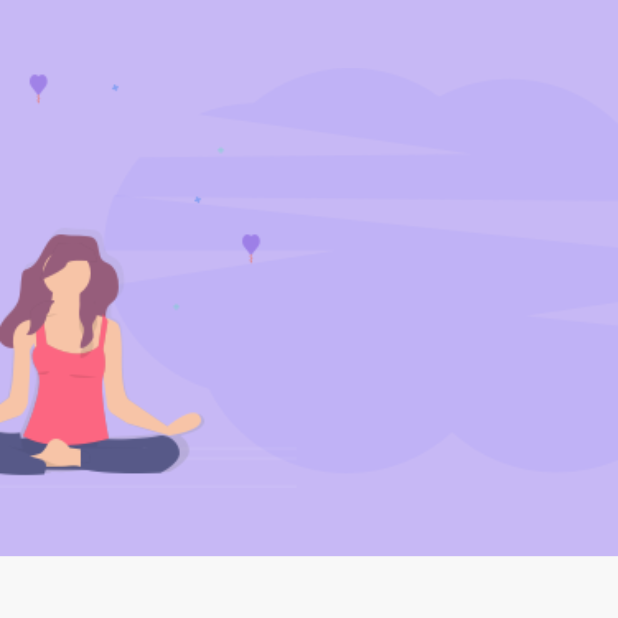
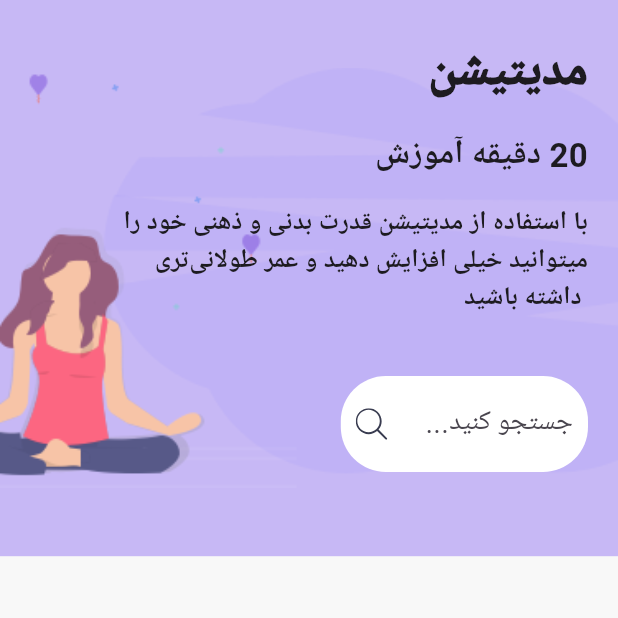
Before and after one commit to Shiroyaksha666/MeditationApp, a Flutter app: the screen it shows after launch, after a tap on "مدیتیشن", on a phone screen of 412 x 824 dp, the top half of it. Run offline on Flutter 3.47's test engine with Material 3 defaults, Android fonts, the phone set to English and light mode, and no system bars; our stand-ins replace flutter_svg.

Commit message:
meditaion_page pending

```diff
--- a/lib/main.dart
+++ b/lib/main.dart
@@ -107,26 +107,7 @@ class _HomescreenState extends State<Homescreen> {
                           fontWeight: FontWeight.w900,
                         ),
                   ),
-                  Container(
-                    margin: const EdgeInsets.symmetric(vertical: 40),
-                    padding:
-                        const EdgeInsets.symmetric(vertical: 5, horizontal: 30),
-                    decoration: BoxDecoration(
-                      color: Colors.white,
-                      borderRadius: BorderRadius.circular(30),
-                    ),
-                    child: TextField(
-                      textAlign: TextAlign.right,
-                      decoration: InputDecoration(
-                        hintText: '...جستجو کنید ',
-                        icon: SvgPicture.asset('assets/icons/search.svg'),
-                        hintStyle: const TextStyle(
-                          fontSize: 18,
-                        ),
-                        border: InputBorder.none,
-                      ),
-                    ),
-                  ),
+                  const SearchBarMaker(),
                   Expanded(
                     child: GridView.count(
                       crossAxisSpacing: 20,
--- a/lib/screens/meditation_page.dart
+++ b/lib/screens/meditation_page.dart
@@ -1,5 +1,6 @@
 import 'package:flutter/material.dart';
 import 'package:meditation_app/constant/consts.dart';
+import 'package:meditation_app/widgets/widgets.dart';
 
 class MeditationPage extends StatelessWidget {
   const MeditationPage({super.key});
@@ -20,6 +21,55 @@ class MeditationPage extends StatelessWidget {
               ),
             ),
           ),
+          SafeArea(
+            child: Padding(
+              padding: const EdgeInsets.symmetric(
+                horizontal: 20,
+              ),
+              child: Column(
+                crossAxisAlignment: CrossAxisAlignment.stretch,
+                children: <Widget>[
+                  SizedBox(
+                    height: size.height * 0.03,
+                  ),
+                  const Text(
+                    'مدیتیشن',
+                    textAlign: TextAlign.right,
+                    textDirection: TextDirection.rtl,
+                    style: TextStyle(
+                      fontWeight: FontWeight.w900,
+                      fontSize: 32,
+                    ),
+                  ),
+                  SizedBox(
+                    height: size.height * 0.02,
+                  ),
+                  const Text(
+                    '20 دقیقه آموزش',
+                    textAlign: TextAlign.right,
+                    textDirection: TextDirection.rtl,
+                    style: TextStyle(fontWeight: FontWeight.w600, fontSize: 22),
+                  ),
+                  SizedBox(
+                    height: size.height * 0.02,
+                  ),
+                  const Text(
+                    'با استفاده از مدیتیشن قدرت بدنی و ذهنی خود را \nمیتوانید خیلی افزایش دهید و عمر طولانی‌تری\n داشته باشید',
+                    textAlign: TextAlign.right,
+                    textDirection: TextDirection.rtl,
+                    style: TextStyle(fontWeight: FontWeight.w600, fontSize: 17),
+                  ),
+                  Align(
+                    alignment: Alignment.centerRight,
+                    child: SizedBox(
+                      width: size.width * 0.4,
+                      child: const SearchBarMaker(),
+                    ),
+                  ),
+                ],
+              ),
+            ),
+          )
         ],
       ),
     );
--- a/lib/widgets/widgets.dart
+++ b/lib/widgets/widgets.dart
@@ -82,3 +82,32 @@ class NavigationIconMaker extends StatelessWidget {
     );
   }
 }
+
+class SearchBarMaker extends StatelessWidget {
+  const SearchBarMaker({
+    super.key,
+  });
+
+  @override
+  Widget build(BuildContext context) {
+    return Container(
+      margin: const EdgeInsets.symmetric(vertical: 40),
+      padding: const EdgeInsets.symmetric(vertical: 8, horizontal: 10),
+      decoration: BoxDecoration(
+        color: Colors.white,
+        borderRadius: BorderRadius.circular(30),
+      ),
+      child: TextField(
+        textAlign: TextAlign.right,
+        decoration: InputDecoration(
+          hintText: '...جستجو کنید ',
+          icon: SvgPicture.asset('assets/icons/search.svg'),
+          hintStyle: const TextStyle(
+            fontSize: 18,
+          ),
+          border: InputBorder.none,
+        ),
+      ),
+    );
+  }
+}
```
